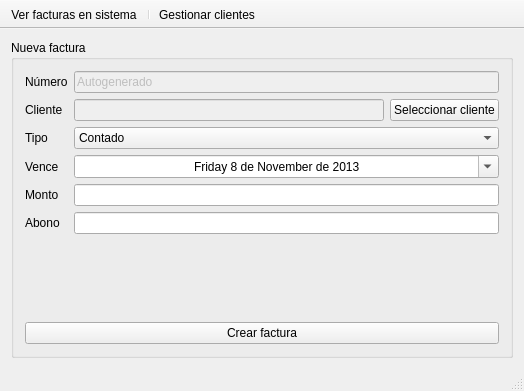
Old version of the form mainwindow.ui in the repository elshaka/AltoNivel.
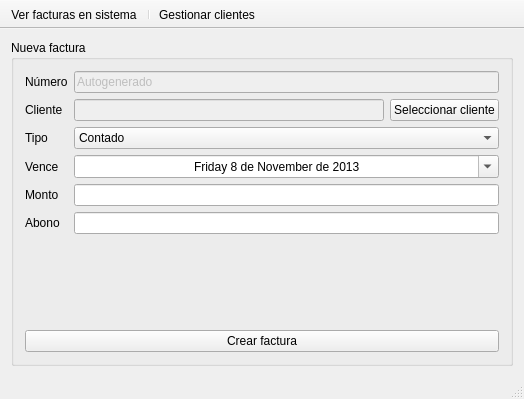
New version of the form. Icons and pictures are not drawn.

Commit message: Eliminado layout innecesario en MainWindow

```diff
--- a/mainwindow.ui
+++ b/mainwindow.ui
@@ -7,7 +7,7 @@
     <x>0</x>
     <y>0</y>
     <width>524</width>
-    <height>391</height>
+    <height>399</height>
    </rect>
   </property>
   <property name="windowTitle">
```
Left out of the diff: 30 changed lines with no effect on the pictures.
